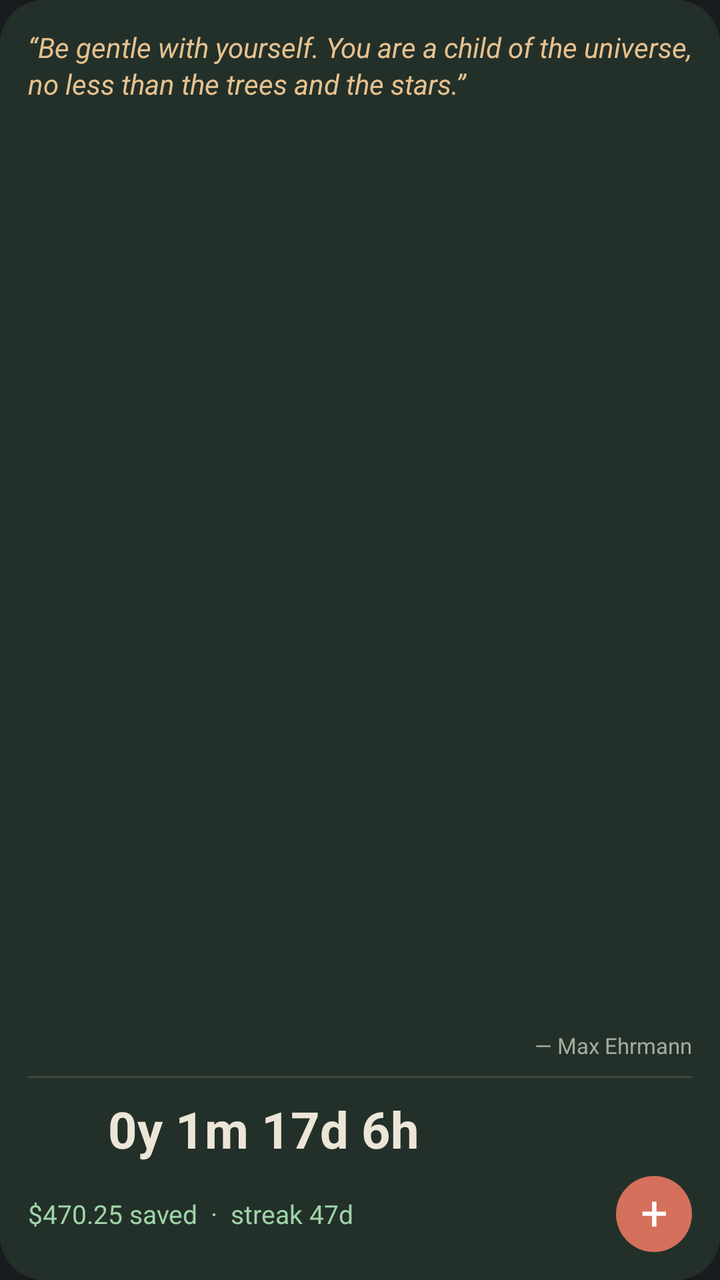
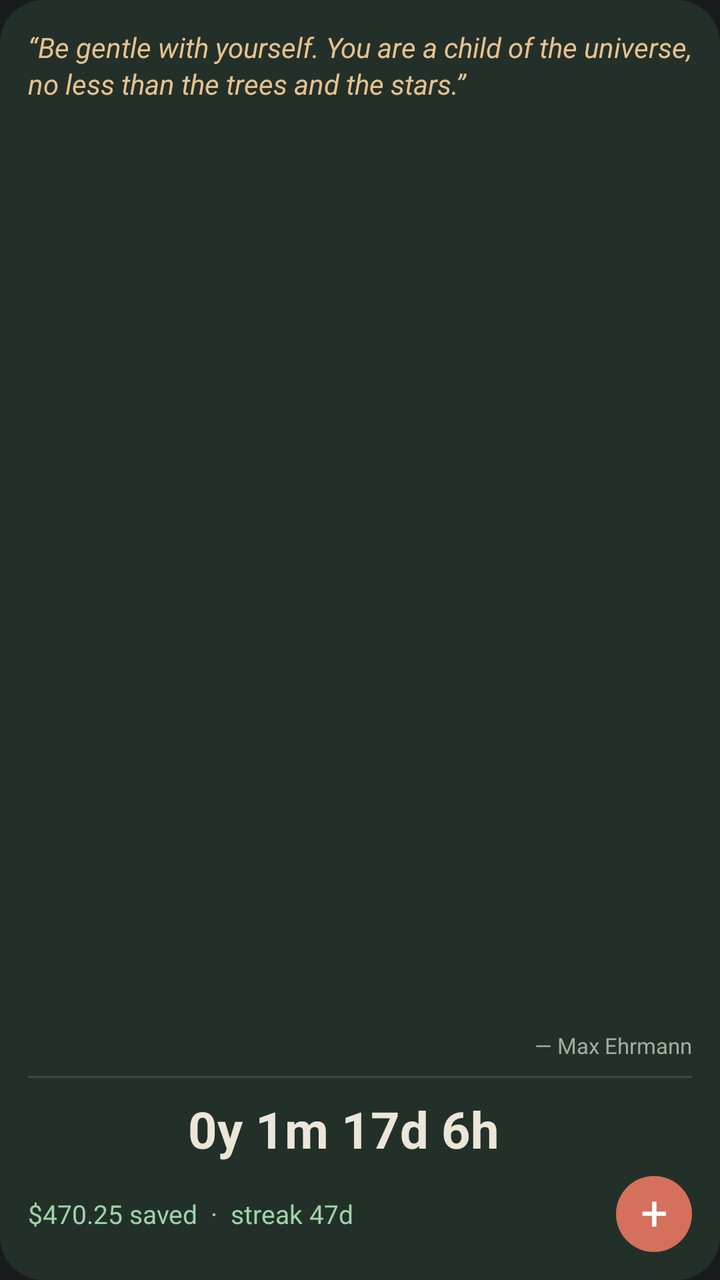

Compare the two renders of this Android layout. The source of the first and the diff that turns it into the second are given below.
<!-- AndroidManifest.xml: application theme android:Theme.DeviceDefault.NoActionBar -->
<!-- res/layout/widget_f.xml -->
<FrameLayout xmlns:android="http://schemas.android.com/apk/res/android" android:id="@+id/root" android:layout_width="match_parent" android:layout_height="match_parent">
  <ImageView android:id="@+id/bg" android:layout_width="match_parent" android:layout_height="match_parent" android:src="@drawable/wbg" android:scaleType="fitXY" android:importantForAccessibility="no"/>
  <LinearLayout android:layout_width="match_parent" android:layout_height="match_parent" android:orientation="vertical" android:padding="14dp">
    <TextView android:id="@+id/quote" android:layout_width="match_parent" android:layout_height="0dp" android:layout_weight="1" android:text="“Be gentle with yourself. You are a child of the universe, no less than the trees and the stars.”" android:textStyle="italic" android:textColor="#e6c18f" android:lineSpacingMultiplier="1.1" android:autoSizeTextType="uniform" android:autoSizeMinTextSize="9sp" android:autoSizeMaxTextSize="14sp" android:gravity="top"/><TextView android:id="@+id/by" android:layout_width="match_parent" android:layout_height="wrap_content" android:text="— Max Ehrmann" android:textSize="11sp" android:textColor="#a3ad9c" android:gravity="end" android:maxLines="1" android:ellipsize="end"/><ImageView android:id="@+id/sep" android:layout_width="match_parent" android:layout_height="1dp" android:layout_marginTop="8dp" android:layout_marginBottom="8dp" android:src="@drawable/wline" android:scaleType="fitXY" android:importantForAccessibility="no"/><LinearLayout android:layout_width="match_parent" android:layout_height="wrap_content" android:orientation="horizontal" android:gravity="center_vertical"><ImageView android:id="@+id/medal" android:layout_width="30dp" android:layout_height="35dp" android:scaleType="fitCenter" android:contentDescription="Medal"/><TextView android:id="@+id/time" android:layout_width="0dp" android:layout_weight="1" android:layout_height="34dp" android:layout_marginStart="10dp" android:text="0y 1m 17d 6h" android:textSize="24sp" android:textStyle="bold" android:textColor="#ece6d8" android:maxLines="1" android:gravity="center_vertical" android:autoSizeTextType="uniform" android:autoSizeMinTextSize="13sp" android:autoSizeMaxTextSize="26sp"/></LinearLayout><TextView android:layout_width="match_parent" android:layout_height="6dp"/><LinearLayout android:layout_width="match_parent" android:layout_height="wrap_content" android:orientation="horizontal" android:gravity="center_vertical"><TextView android:id="@+id/line" android:layout_width="0dp" android:layout_weight="1" android:layout_height="wrap_content" android:text="$470.25 saved  ·  streak 47d" android:textSize="13sp" android:textColor="#9fd3a8" android:maxLines="1" android:ellipsize="end"/><FrameLayout android:id="@+id/plus" android:layout_width="38dp" android:layout_height="38dp" android:contentDescription="Log drinks">
      <ImageView android:id="@+id/plusBg" android:layout_width="match_parent" android:layout_height="match_parent" android:src="@drawable/wcircle" android:importantForAccessibility="no"/>
      <TextView android:id="@+id/plusTx" android:layout_width="match_parent" android:layout_height="match_parent" android:gravity="center" android:text="+" android:textSize="24sp" android:textColor="#ffffff" android:includeFontPadding="false"/>
    </FrameLayout></LinearLayout>
  </LinearLayout>
</FrameLayout>
<!-- resources referenced by this layout -->
<resources>
  <!-- drawable wbg (drawable) -->
  <shape xmlns:android="http://schemas.android.com/apk/res/android" android:shape="rectangle"><solid android:color="#233029"/><corners android:radius="22dp"/></shape>
  <!-- drawable wcircle (drawable) -->
  <shape xmlns:android="http://schemas.android.com/apk/res/android" android:shape="oval"><solid android:color="#d4705b"/></shape>
  <!-- drawable wline (drawable) -->
  <shape xmlns:android="http://schemas.android.com/apk/res/android" android:shape="rectangle"><solid android:color="#3d4840"/></shape>
</resources>

<!-- the commit's change to res/layout/widget_f.xml (unified diff, before → after) -->
@@ -1,7 +1,7 @@
 <FrameLayout xmlns:android="http://schemas.android.com/apk/res/android" android:id="@+id/root" android:layout_width="match_parent" android:layout_height="match_parent">
   <ImageView android:id="@+id/bg" android:layout_width="match_parent" android:layout_height="match_parent" android:src="@drawable/wbg" android:scaleType="fitXY" android:importantForAccessibility="no"/>
   <LinearLayout android:layout_width="match_parent" android:layout_height="match_parent" android:orientation="vertical" android:padding="14dp">
-    <TextView android:id="@+id/quote" android:layout_width="match_parent" android:layout_height="0dp" android:layout_weight="1" android:text="“Be gentle with yourself. You are a child of the universe, no less than the trees and the stars.”" android:textStyle="italic" android:textColor="#e6c18f" android:lineSpacingMultiplier="1.1" android:autoSizeTextType="uniform" android:autoSizeMinTextSize="9sp" android:autoSizeMaxTextSize="14sp" android:gravity="top"/><TextView android:id="@+id/by" android:layout_width="match_parent" android:layout_height="wrap_content" android:text="— Max Ehrmann" android:textSize="11sp" android:textColor="#a3ad9c" android:gravity="end" android:maxLines="1" android:ellipsize="end"/><ImageView android:id="@+id/sep" android:layout_width="match_parent" android:layout_height="1dp" android:layout_marginTop="8dp" android:layout_marginBottom="8dp" android:src="@drawable/wline" android:scaleType="fitXY" android:importantForAccessibility="no"/><LinearLayout android:layout_width="match_parent" android:layout_height="wrap_content" android:orientation="horizontal" android:gravity="center_vertical"><ImageView android:id="@+id/medal" android:layout_width="30dp" android:layout_height="35dp" android:scaleType="fitCenter" android:contentDescription="Medal"/><TextView android:id="@+id/time" android:layout_width="0dp" android:layout_weight="1" android:layout_height="34dp" android:layout_marginStart="10dp" android:text="0y 1m 17d 6h" android:textSize="24sp" android:textStyle="bold" android:textColor="#ece6d8" android:maxLines="1" android:gravity="center_vertical" android:autoSizeTextType="uniform" android:autoSizeMinTextSize="13sp" android:autoSizeMaxTextSize="26sp"/></LinearLayout><TextView android:layout_width="match_parent" android:layout_height="6dp"/><LinearLayout android:layout_width="match_parent" android:layout_height="wrap_content" android:orientation="horizontal" android:gravity="center_vertical"><TextView android:id="@+id/line" android:layout_width="0dp" android:layout_weight="1" android:layout_height="wrap_content" android:text="$470.25 saved  ·  streak 47d" android:textSize="13sp" android:textColor="#9fd3a8" android:maxLines="1" android:ellipsize="end"/><FrameLayout android:id="@+id/plus" android:layout_width="38dp" android:layout_height="38dp" android:contentDescription="Log drinks">
+    <TextView android:id="@+id/quote" android:layout_width="match_parent" android:layout_height="0dp" android:layout_weight="1" android:text="“Be gentle with yourself. You are a child of the universe, no less than the trees and the stars.”" android:textStyle="italic" android:textColor="#e6c18f" android:lineSpacingMultiplier="1.1" android:autoSizeTextType="uniform" android:autoSizeMinTextSize="9sp" android:autoSizeMaxTextSize="14sp" android:gravity="top"/><TextView android:id="@+id/by" android:layout_width="match_parent" android:layout_height="wrap_content" android:text="— Max Ehrmann" android:textSize="11sp" android:textColor="#a3ad9c" android:gravity="end" android:maxLines="1" android:ellipsize="end"/><ImageView android:id="@+id/sep" android:layout_width="match_parent" android:layout_height="1dp" android:layout_marginTop="8dp" android:layout_marginBottom="8dp" android:src="@drawable/wline" android:scaleType="fitXY" android:importantForAccessibility="no"/><LinearLayout android:layout_width="match_parent" android:layout_height="wrap_content" android:orientation="horizontal" android:gravity="center_vertical"><ImageView android:id="@+id/medal" android:layout_width="30dp" android:layout_height="35dp" android:scaleType="fitCenter" android:contentDescription="Medal"/><ImageView android:id="@+id/tree" android:layout_width="36dp" android:layout_height="34dp" android:layout_marginStart="4dp" android:scaleType="fitCenter" android:contentDescription="Health tree"/><TextView android:id="@+id/time" android:layout_width="0dp" android:layout_weight="1" android:layout_height="34dp" android:layout_marginStart="10dp" android:text="0y 1m 17d 6h" android:textSize="24sp" android:textStyle="bold" android:textColor="#ece6d8" android:maxLines="1" android:gravity="center_vertical" android:autoSizeTextType="uniform" android:autoSizeMinTextSize="13sp" android:autoSizeMaxTextSize="26sp"/></LinearLayout><TextView android:layout_width="match_parent" android:layout_height="6dp"/><LinearLayout android:layout_width="match_parent" android:layout_height="wrap_content" android:orientation="horizontal" android:gravity="center_vertical"><TextView android:id="@+id/line" android:layout_width="0dp" android:layout_weight="1" android:layout_height="wrap_content" android:text="$470.25 saved  ·  streak 47d" android:textSize="13sp" android:textColor="#9fd3a8" android:maxLines="1" android:ellipsize="end"/><FrameLayout android:id="@+id/plus" android:layout_width="38dp" android:layout_height="38dp" android:contentDescription="Log drinks">
       <ImageView android:id="@+id/plusBg" android:layout_width="match_parent" android:layout_height="match_parent" android:src="@drawable/wcircle" android:importantForAccessibility="no"/>
       <TextView android:id="@+id/plusTx" android:layout_width="match_parent" android:layout_height="match_parent" android:gravity="center" android:text="+" android:textSize="24sp" android:textColor="#ffffff" android:includeFontPadding="false"/>
     </FrameLayout></LinearLayout>
